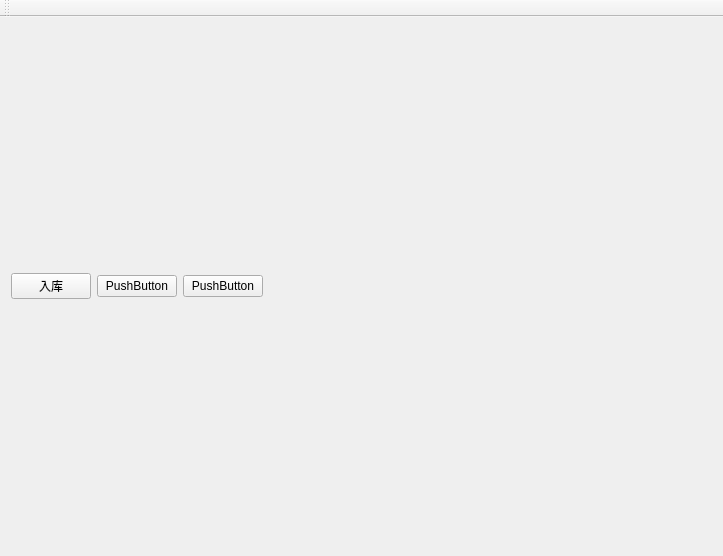
First picture: the form in SqlManager/SqlManager/MainWindow.ui, repository houhaotian/sqldemo, before the edit.
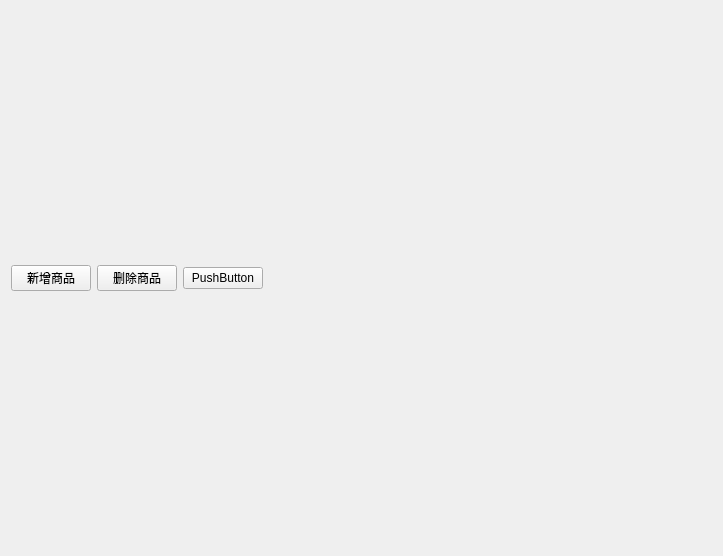
Second picture: the form after the edit.

What changed in the file:
```diff
--- a/SqlManager/SqlManager/MainWindow.ui
+++ b/SqlManager/SqlManager/MainWindow.ui
@@ -20,14 +20,14 @@
       <item>
        <widget class="QPushButton" name="insertButton">
         <property name="text">
-         <string>入库</string>
+         <string>新增商品</string>
         </property>
        </widget>
       </item>
       <item>
        <widget class="QPushButton" name="pushButton_2">
         <property name="text">
-         <string>PushButton</string>
+         <string>删除商品</string>
         </property>
        </widget>
       </item>
@@ -58,14 +58,6 @@
     </item>
    </layout>
   </widget>
-  <widget class="QToolBar" name="mainToolBar">
-   <attribute name="toolBarArea">
-    <enum>TopToolBarArea</enum>
-   </attribute>
-   <attribute name="toolBarBreak">
-    <bool>false</bool>
-   </attribute>
-  </widget>
  </widget>
  <layoutdefault spacing="6" margin="11"/>
  <resources>
```
Left out of the diff: 2 changed lines with no effect on the pictures.
